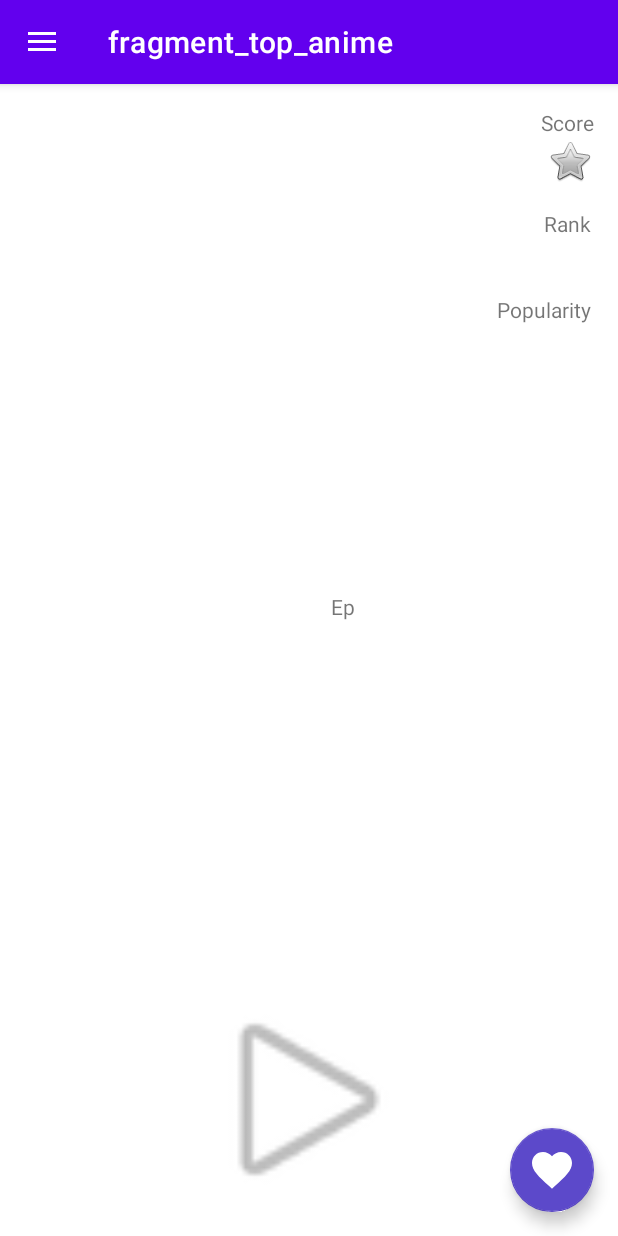
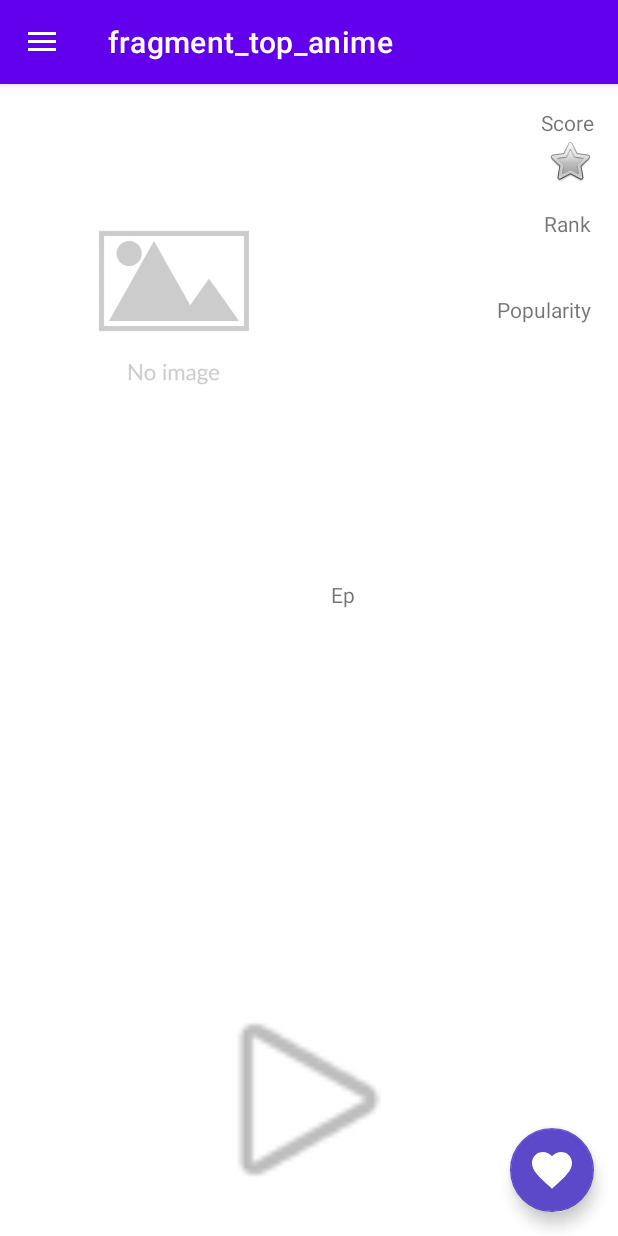
Before and after one commit to LorraneLobo/Anime-List, an Android app: the fragment DetalhesAnimeFragment placed in its activity, on a phone screen of 412 x 824 dp. Run offline under Robolectric (Android 15) with nearby library versions, the phone set to English and light mode, and no system bars; our stand-ins replace navigation-ui; pictures from the network do not load; 3 statements that could not run were skipped.

Commit message:
Adicionado imagem do detalhe do anime

```diff
--- a/app/src/main/res/layout/fragment_detalhes_anime.xml
+++ b/app/src/main/res/layout/fragment_detalhes_anime.xml
@@ -50,14 +50,14 @@
             android:layout_width="wrap_content"
             android:layout_height="wrap_content"
             android:layout_marginStart="16dp"
-            android:layout_marginTop="24dp"
+            android:layout_marginTop="16dp"
             android:layout_marginEnd="16dp"
             android:textAlignment="center"
             android:textSize="24sp"
             android:textStyle="bold"
             app:layout_constraintEnd_toEndOf="parent"
             app:layout_constraintStart_toStartOf="parent"
-            app:layout_constraintTop_toBottomOf="@+id/recyclerImagemAnime"
+            app:layout_constraintTop_toBottomOf="@+id/imageDetalheAnime"
             tools:text="Anime Title" />
 
         <TextView
@@ -142,15 +142,6 @@
             app:layout_constraintStart_toStartOf="parent"
             app:srcCompat="@android:drawable/ic_media_play" />
 
-        <androidx.recyclerview.widget.RecyclerView
-            android:id="@+id/recyclerImagemAnime"
-            android:layout_width="200dp"
-            android:layout_height="250dp"
-            android:layout_marginStart="16dp"
-            android:layout_marginTop="16dp"
-            app:layout_constraintStart_toStartOf="parent"
-            app:layout_constraintTop_toTopOf="parent" />
-
         <TextView
             android:id="@+id/textEpisodios"
             android:layout_width="wrap_content"
@@ -209,5 +200,15 @@
             app:layout_constraintEnd_toEndOf="@+id/textView3"
             app:layout_constraintTop_toBottomOf="@+id/textView3"
             tools:text="#20" />
+
+        <ImageView
+            android:id="@+id/imageDetalheAnime"
+            android:layout_width="200dp"
+            android:layout_height="250dp"
+            android:layout_marginStart="16dp"
+            android:layout_marginTop="16dp"
+            app:layout_constraintStart_toStartOf="parent"
+            app:layout_constraintTop_toTopOf="parent"
+            app:srcCompat="@drawable/no_image" />
     </androidx.constraintlayout.widget.ConstraintLayout>
 </androidx.core.widget.NestedScrollView>
```
Also changed, not shown: app/src/main/java/com/lorrane/animelist/ui/detalhesAnime/DetalhesAnimeFragment.kt (+4 -8 lines), app/src/main/res/layout/adapter_detalhes_anime.xml (added, +13 -0 lines).
